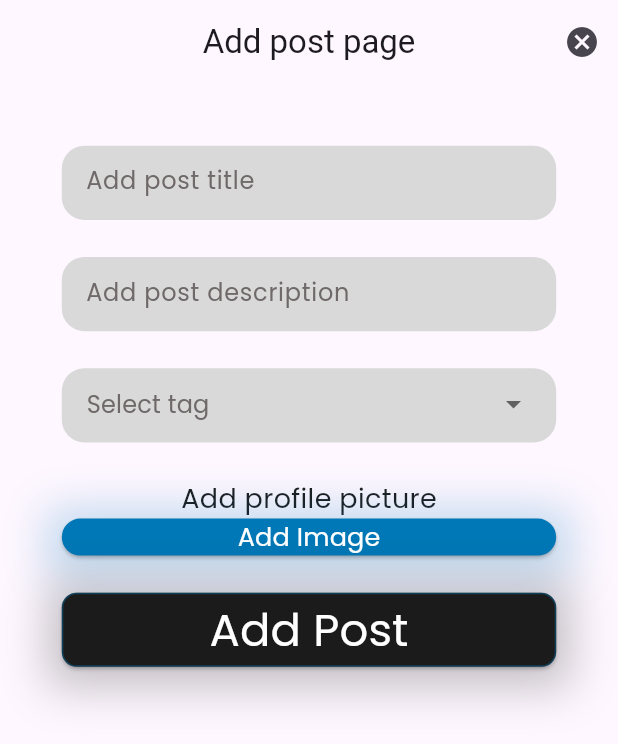
After one commit to RohitBB3010/hacktu_care_frontend, a Flutter app: the CommunityPage screen opened directly, after a tap on the "add" icon, on a phone screen of 412 x 824 dp. The commit adds this screen. Shown: the top 744 px of the screen. Run offline on Flutter 3.47's test engine with Material 3 defaults, Android fonts, the phone set to English and light mode, and no system bars; drawn by our look-alikes of auto_size_text; our stand-ins replace copy_with_extension, file_picker, firebase_core, firebase_vertexai, flutter_bloc, flutter_dotenv and 4 more; accounts and stored records are empty.

Commit message:
Added add post feature

```diff
--- a/lib/home/chatbot/chat_screen.dart
+++ b/lib/home/chatbot/chat_screen.dart
@@ -3,8 +3,6 @@ import 'package:flutter_bloc/flutter_bloc.dart';
 import 'package:hacktu_care_frontend/constants/color_consts.dart';
 import 'package:hacktu_care_frontend/home/chatbot/chat_cubit.dart';
 import 'package:hacktu_care_frontend/home/chatbot/chat_state.dart';
-// import 'package:hacktu_care_frontend/consts/color_consts.dart';
-import 'package:hacktu_care_frontend/shared/models.dart';
 import 'package:flutter_markdown/flutter_markdown.dart';
 
 class ChatScreen extends StatelessWidget {
--- /dev/null
+++ b/lib/home/community/add_post/post_cubit.dart
@@ -0,0 +1,59 @@
+import 'dart:convert';
+import 'dart:io';
+
+import 'package:file_picker/file_picker.dart';
+import 'package:flutter/material.dart';
+import 'package:flutter_bloc/flutter_bloc.dart';
+import 'package:flutter_dotenv/flutter_dotenv.dart';
+import 'package:hacktu_care_frontend/home/community/add_post/post_state.dart';
+import 'package:http/http.dart';
+import 'package:shared_preferences/shared_preferences.dart';
+import 'package:http/http.dart' as http;
+
+class PostCubit extends Cubit<AddPostState> {
+  PostCubit() : super(AddPostState());
+
+  Future<void> addPost(
+      String title, String postBody, String tag, PlatformFile? image) async {
+    String addPostUri = '${dotenv.env['TEST_BASE_URI']}/forum/add-post';
+
+    Map<String, dynamic> requestBody = {
+      'title': title,
+      'postBody': postBody,
+      'tag': tag.toLowerCase()
+    };
+
+    String? authToken = await getAuthToken();
+
+    final response = await http.post(Uri.parse(addPostUri),
+        body: json.encode(requestBody),
+        headers: {
+          'Content-type': 'application/json',
+          'Authorization': 'Bearer $authToken'
+        });
+
+    debugPrint(response.statusCode.toString());
+  }
+
+  Future<String?> getAuthToken() async {
+    final prefs = await SharedPreferences.getInstance();
+    String? authToken = prefs.getString('authToken');
+    return authToken;
+  }
+
+  void titleChanged(String value) {
+    emit(state.copyWith(title: value));
+  }
+
+  void postBodyChanged(String value) {
+    emit(state.copyWith(postBody: value));
+  }
+
+  void tagChanged(String value) {
+    emit(state.copyWith(tag: value));
+  }
+
+  void postImageChanged(PlatformFile? image) {
+    emit(state.copyWith(postImage: image));
+  }
+}
--- /dev/null
+++ b/lib/home/community/add_post/post_page.dart
@@ -0,0 +1,144 @@
+import 'dart:io';
+
+import 'package:auto_size_text/auto_size_text.dart';
+import 'package:file_picker/file_picker.dart';
+import 'package:flutter/material.dart';
+import 'package:flutter_bloc/flutter_bloc.dart';
+import 'package:hacktu_care_frontend/components/custom_button.dart';
+import 'package:hacktu_care_frontend/components/custom_textfield.dart';
+import 'package:hacktu_care_frontend/constants/color_consts.dart';
+import 'package:hacktu_care_frontend/constants/spacing_consts.dart';
+import 'package:hacktu_care_frontend/constants/text_styles.dart';
+import 'package:hacktu_care_frontend/home/community/add_post/post_cubit.dart';
+import 'package:hacktu_care_frontend/home/community/add_post/post_state.dart';
+
+class AddPostPage extends StatelessWidget {
+  AddPostPage({super.key});
+
+  List<String> tags = ["Advice", "Tips", "Rant", "Exhausted", "Random"];
+
+  @override
+  Widget build(BuildContext context) {
+    return BlocProvider(
+      create: (context) => PostCubit(),
+      child: BlocBuilder<PostCubit, AddPostState>(builder: (context, state) {
+        final addPostCubit = context.read<PostCubit>();
+        return Scaffold(
+          appBar: AppBar(
+            automaticallyImplyLeading: false,
+            title: const AutoSizeText("Add post page"),
+            centerTitle: true,
+            actions: [
+              IconButton(
+                  onPressed: () {
+                    Navigator.pop(context);
+                  },
+                  icon: const Icon(Icons.cancel))
+            ],
+          ),
+          body: SizedBox(
+            width: MediaQuery.of(context).size.width,
+            child: Column(
+              crossAxisAlignment: CrossAxisAlignment.center,
+              children: [
+                SpacingConsts().mediumHeightBetweenFields(context),
+                CustomTextField(
+                    fieldWidth: 0.8,
+                    hintText: "Add post title",
+                    fieldHeight: 0.06,
+                    onChanged: addPostCubit.titleChanged),
+                SpacingConsts().smallHeightBetweenFields(context),
+                CustomTextField(
+                    fieldWidth: 0.8,
+                    fieldHeight: 0.06,
+                    hintText: "Add post description",
+                    onChanged: addPostCubit.postBodyChanged),
+                SpacingConsts().smallHeightBetweenFields(context),
+                Container(
+                  width: MediaQuery.of(context).size.width * 0.8,
+                  height: MediaQuery.of(context).size.height * 0.06,
+                  decoration: BoxDecoration(
+                      borderRadius: BorderRadius.circular(15),
+                      color: ColorConsts().textField),
+                  child: DropdownMenuTheme(
+                    data: DropdownMenuThemeData(
+                        menuStyle: MenuStyle(
+                            backgroundColor: MaterialStateProperty.all(
+                                ColorConsts().accent))),
+                    child: DropdownButton(
+                        padding: EdgeInsets.symmetric(
+                            horizontal:
+                                MediaQuery.of(context).size.width * 0.04),
+                        isExpanded: true,
+                        hint: AutoSizeText("Select tag",
+                            style: TextStyle(
+                                fontFamily: 'Poppins',
+                                color: ColorConsts().textFieldText)),
+                        value: state.tag,
+                        underline: Container(),
+                        items: tags.map((specialty) {
+                          return DropdownMenuItem(
+                            value: specialty,
+                            child: AutoSizeText(
+                              specialty,
+                              style: CustomTextStyles().regular(),
+                            ),
+                          );
+                        }).toList(),
+                        onChanged: (value) {
+                          addPostCubit.tagChanged(value!);
+                        }),
+                  ),
+                ),
+                SpacingConsts().smallHeightBetweenFields(context),
+                if (state.postImage == null)
+                  AutoSizeText("Add profile picture",
+                      style: CustomTextStyles().regular()),
+                if (state.postImage == null)
+                  CustomButton(context, "Add Image", ColorConsts().accent,
+                      () async {
+                    final result = await FilePicker.platform.pickFiles(
+                        withData: true,
+                        allowedExtensions: ['jpg', 'png'],
+                        type: FileType.custom);
+
+                    if (result != null) {
+                      addPostCubit.postImageChanged(result.files.single);
+                    }
+                  }, 0.8, 0.03, 20),
+                if (state.postImage != null)
+                  Container(
+                    width: MediaQuery.of(context).size.width * 0.8,
+                    height: MediaQuery.of(context).size.height * 0.3,
+                    decoration: BoxDecoration(
+                        image: DecorationImage(
+                            image: FileImage(File(state.postImage!.path!)),
+                            fit: BoxFit.cover)),
+                    child: Column(
+                      crossAxisAlignment: CrossAxisAlignment.end,
+                      children: [
+                        IconButton(
+                            onPressed: () {
+                              addPostCubit.postImageChanged(null);
+                            },
+                            icon: const Icon(
+                              Icons.remove,
+                              color: Colors.red,
+                            ))
+                      ],
+                    ),
+                  ),
+                SpacingConsts().smallHeightBetweenFields(context),
+                CustomButton(context, "Add Post", ColorConsts().secondary,
+                    () async {
+                  addPostCubit.addPost(
+                      state.title!, state.postBody!, state.tag!, null);
+                }, null, null, 10)
+              ],
+            ),
+          ),
+        );
+      }),
+    );
+  }
+}
--- /dev/null
+++ b/lib/home/community/add_post/post_state.dart
@@ -0,0 +1,14 @@
+import 'package:copy_with_extension/copy_with_extension.dart';
+import 'package:file_picker/file_picker.dart';
+
+part 'post_state.g.dart';
+
+@CopyWith()
+class AddPostState {
+  String? title;
+  String? postBody;
+  String? tag;
+  PlatformFile? postImage;
+
+  AddPostState({this.title, this.postBody, this.tag, this.postImage});
+}
--- a/lib/home/community/community_cubit.dart
+++ b/lib/home/community/community_cubit.dart
@@ -0,0 +1,51 @@
+import 'dart:convert';
+
+import 'package:flutter/material.dart';
+import 'package:flutter_bloc/flutter_bloc.dart';
+import 'package:flutter_dotenv/flutter_dotenv.dart';
+import 'package:hacktu_care_frontend/home/community/community_state.dart';
+import 'package:hacktu_care_frontend/shared/post.dart';
+import 'package:shared_preferences/shared_preferences.dart';
+import 'package:http/http.dart' as http;
+
+class CommunityCubit extends Cubit<CommunityState> {
+  CommunityCubit() : super(CommunityState()) {
+    emit(CommunityLoadedState(posts: []));
+  }
+
+  Future<String?> getSharedPreferencesInstance() async {
+    final prefs = await SharedPreferences.getInstance();
+    return prefs.getString('authToken');
+  }
+
+  Future<void> fetchPosts() async {
+    try {
+      String fetchPostsUri = '${dotenv.env['TEST_BASE_URI']}/forum/get-posts';
+
+      String? authToken = await getSharedPreferencesInstance();
+
+      final response = await http.get(Uri.parse(fetchPostsUri), headers: {
+        'Content-type': 'application/json',
+        'Authorization': 'bearer $authToken'
+      });
+
+      debugPrint(response.statusCode.toString());
+
+      if (response.statusCode == 200) {
+        List<Post> posts = [];
+        final decodedResponse = jsonDecode(response.body);
+        debugPrint(decodedResponse.toString());
+        for (var postObject in decodedResponse['posts']) {
+          debugPrint("Post Object Type: ${postObject.runtimeType}");
+          debugPrint("Post Object Data: ${jsonEncode(postObject)}");
+        }
+
+        debugPrint(posts.length.toString());
+
+        emit(CommunityLoadedState(posts: posts));
+      }
+    } catch (err) {
+      //
+    }
+  }
+}
--- a/lib/home/community/community_page.dart
+++ b/lib/home/community/community_page.dart
@@ -0,0 +1,40 @@
+import 'package:auto_size_text/auto_size_text.dart';
+import 'package:flutter/material.dart';
+import 'package:flutter_bloc/flutter_bloc.dart';
+import 'package:hacktu_care_frontend/components/loading_page.dart';
+import 'package:hacktu_care_frontend/home/community/add_post/post_page.dart';
+import 'package:hacktu_care_frontend/home/community/community_cubit.dart';
+import 'package:hacktu_care_frontend/home/community/community_state.dart';
+
+class CommunityPage extends StatelessWidget {
+  @override
+  Widget build(BuildContext context) {
+    return BlocBuilder<CommunityCubit, CommunityState>(
+      builder: (context, state) {
+        if (state is CommunityLoadingState) {
+          return const LoadingPage();
+        }
+        if (state is CommunityLoadedState) {
+          return Scaffold(
+            floatingActionButton: FloatingActionButton(
+              onPressed: () {
+                Navigator.push(context, MaterialPageRoute(builder: (context) {
+                  return AddPostPage();
+                }));
+              },
+              child: const Icon(Icons.add),
+            ),
+            body: SizedBox(
+              width: MediaQuery.of(context).size.width * 0.02,
+              child: Column(
+                children: [],
+              ),
+            ),
+          );
+        }
+
+        return const AutoSizeText("Last case");
+      },
+    );
+  }
+}
--- /dev/null
+++ b/lib/shared/post.dart
@@ -0,0 +1,49 @@
+import 'package:json_annotation/json_annotation.dart';
+
+part 'post.g.dart';
+
+@JsonSerializable()
+class Post {
+  @JsonKey(name: '_id')
+  String id;
+  String title;
+  String postBody;
+  String tag;
+  String postDate;
+  String caregiverName;
+  String? caregiverPfp;
+  String? postImage;
+  List<Comment>? comments;
+
+  factory Post.fromJson(Map<String, dynamic> json) => _$PostFromJson(json);
+
+  Post(
+      {required this.id,
+      required this.title,
+      required this.postBody,
+      required this.tag,
+      required this.postDate,
+      required this.caregiverName,
+      this.caregiverPfp,
+      this.postImage,
+      this.comments});
+
+  Map<String, dynamic> toJson() => _$PostToJson(this);
+}
+
+@JsonSerializable()
+class Comment {
+  String commentorTitle;
+  String commentorReply;
+  String commentorPfp;
+
+  factory Comment.fromJson(Map<String, dynamic> json) =>
+      _$CommentFromJson(json);
+
+  Comment(
+      {required this.commentorTitle,
+      required this.commentorReply,
+      required this.commentorPfp});
+
+  Map<String, dynamic> toJson() => _$CommentToJson(this);
+}
--- a/pubspec.yaml
+++ b/pubspec.yaml
@@ -34,6 +34,7 @@ dependencies:
   audioplayers: ^6.1.1
   loading_indicator: ^3.1.1
   font_awesome_flutter: ^10.8.0
+  json_annotation: ^4.9.0
 
 dev_dependencies:
   flutter_test:
```
Also changed, not shown: lib/home/community/community_state.dart (+11 -0 lines), lib/home/home_page.dart (+33 -10 lines), lib/home/profile/profile_page.dart (added, +12 -0 lines), lib/home/community/add_post/post_state.g.dart (added), lib/shared/post.g.dart (added), pubspec.lock.
